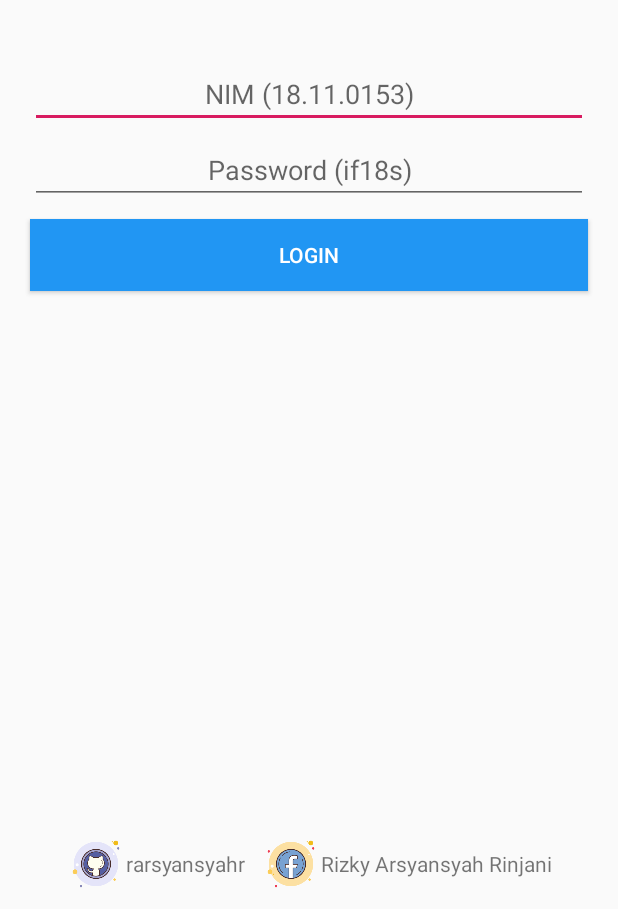
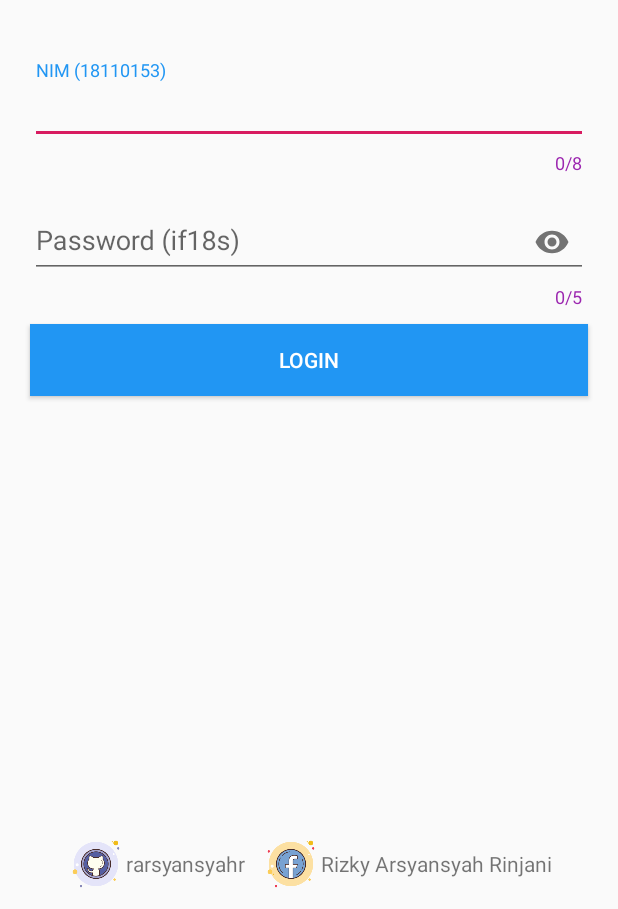
Before and after one commit to rarsyansyahr/hello-world-android, an Android app: the screen it shows after launch (MainActivity), on a phone screen of 412 x 824 dp, the part 327-1236 px from its top. Run offline under Robolectric (Android 15) with nearby library versions, the phone set to English and light mode, and no system bars.

Commit message:
Input Layout

```diff
--- a/app/src/main/AndroidManifest.xml
+++ b/app/src/main/AndroidManifest.xml
@@ -9,6 +9,7 @@
         android:roundIcon="@mipmap/ic_launcher_round"
         android:supportsRtl="true"
         android:theme="@style/AppTheme">
+        <activity android:name=".DashboardActivity"></activity>
         <activity android:name=".MainActivity">
             <intent-filter>
                 <action android:name="android.intent.action.MAIN" />
--- a/app/src/main/java/com/rar/helloworld/MainActivity.java
+++ b/app/src/main/java/com/rar/helloworld/MainActivity.java
@@ -2,36 +2,101 @@ package com.rar.helloworld;
 
 import androidx.appcompat.app.AppCompatActivity;
 
+import android.content.Intent;
 import android.os.Bundle;
+import android.text.Editable;
+import android.text.TextWatcher;
 import android.view.View;
 import android.widget.Button;
 import android.widget.EditText;
 import android.widget.Toast;
 
+import com.google.android.material.textfield.TextInputLayout;
+
 public class MainActivity extends AppCompatActivity {
 
-    String nim = "18.11.0153";
     String password = "if18s";
+
+    public static final String EXTRA_MESSAGE = "com.rar.helloworld.nama";
+    public static final int TEXT_REQUEST = 3;
 
     EditText txtNim;
     EditText txtPassword;
     Button btnLogin;
+    TextInputLayout inlayNim;
+    TextInputLayout inlayPassword;
 
     @Override
     protected void onCreate(Bundle savedInstanceState) {
         super.onCreate(savedInstanceState);
         setContentView(R.layout.activity_main);
 
-        txtNim = (EditText) findViewById(R.id.txtNim);
-        txtPassword  = (EditText) findViewById(R.id.txtPassword);
-        btnLogin = (Button) findViewById(R.id.btnLogin);
+        this.txtNim = (EditText) findViewById(R.id.txtNim);
+        this.txtPassword  = (EditText) findViewById(R.id.txtPassword);
+        this.btnLogin = (Button) findViewById(R.id.btnLogin);
+        this.inlayNim = (TextInputLayout) findViewById(R.id.inlayNim);
+        this.inlayPassword = (TextInputLayout) findViewById(R.id.inlayPassword);
 
-        btnLogin.setOnClickListener(new View.OnClickListener() {
+        this.txtNim.addTextChangedListener(new TextWatcher() {
+            @Override
+            public void beforeTextChanged(CharSequence s, int start, int count, int after) {
+
+            }
+
+            @Override
+            public void onTextChanged(CharSequence s, int start, int before, int count) {
+
+            }
+
+            @Override
+            public void afterTextChanged(Editable s) {
+                int len = inlayNim.getCounterMaxLength();
+                if(s.length() > len)
+                    inlayNim.setError("Max character length is = " + len);
+                else
+                    inlayNim.setError(null);
+            }
+        });
+
+        this.txtPassword.addTextChangedListener(new TextWatcher() {
+            @Override
+            public void beforeTextChanged(CharSequence s, int start, int count, int after) {
+
+            }
+
+            @Override
+            public void onTextChanged(CharSequence s, int start, int before, int count) {
+
+            }
+
+            @Override
+            public void afterTextChanged(Editable s) {
+                int len = inlayPassword.getCounterMaxLength();
+                if(s.length() > len)
+                    inlayNim.setError("Max character length is = " + len);
+                else
+                    inlayNim.setError(null);
+            }
+        });
+
+        this.btnLogin.setOnClickListener(new View.OnClickListener() {
+            @Override
             public void onClick(View v) {
+                String nim = txtNim.getText().toString();
+                String password = txtPassword.getText().toString();
                 String text = "";
 
-                if (txtNim.getText().toString().equals(nim) && txtPassword.getText().toString().equals(password)) {
+                if (nim.equals(nim) && password.equals(password)) {
                     text = "Login Berhasil !";
+                    String nama = "Rizky AR";
+
+                    /*Bundle extras = new Bundle();
+                    extras.putString(this.EXTRA_MESSAGE, nama);*/
+
+                    Intent intent = new Intent(v.getContext(), DashboardActivity.class);
+                    //intent.putExtras(intent);
+                    intent.putExtra(EXTRA_MESSAGE, nama);
+                    startActivity(intent);
                 } else {
                     text = "NIM / Password salah !";
                 }
@@ -42,4 +107,8 @@ public class MainActivity extends AppCompatActivity {
         });
     }
 
+    /*protected void onActivityResult() {
+
+    }*/
+
 }
--- a/app/src/main/res/layout/activity_main.xml
+++ b/app/src/main/res/layout/activity_main.xml
@@ -29,28 +29,53 @@
             android:textSize="20sp"
             android:layout_marginBottom="40dp"/>
 
-        <EditText
+        <com.google.android.material.textfield.TextInputLayout
             android:layout_width="match_parent"
             android:layout_height="wrap_content"
-            android:id="@+id/txtNim"
-            android:inputType="text"
-            android:layout_marginBottom="5dp"
-            android:textAlignment="center"
-            android:hint="NIM (18.11.0153)"
+            android:id="@+id/inlayNim"
+            app:hintAnimationEnabled="true"
+            app:counterEnabled="true"
+            app:counterMaxLength="8"
+            android:layout_marginBottom="10dp"
+            android:layout_marginStart="10dp"
             android:layout_marginEnd="10dp"
-            android:layout_marginStart="10dp"/>
+            app:hintTextAppearance="@style/TextHint"
+            app:counterTextAppearance="@style/CounterText"
+            app:counterOverflowTextAppearance="@style/CounterOverflow"
+            app:errorEnabled="true"
+            app:errorTextAppearance="@style/ErrorText">
+            <com.google.android.material.textfield.TextInputEditText
+                android:layout_width="match_parent"
+                android:layout_height="wrap_content"
+                android:inputType="number"
+                android:digits="1234567890"
+                android:id="@+id/txtNim"
+                android:hint="NIM (18110153)"/>
+        </com.google.android.material.textfield.TextInputLayout>
 
-
-        <EditText
+        <com.google.android.material.textfield.TextInputLayout
             android:layout_width="match_parent"
             android:layout_height="wrap_content"
-            android:id="@+id/txtPassword"
-            android:inputType="textPassword"
+            android:id="@+id/inlayPassword"
+            app:passwordToggleEnabled="true"
+            app:hintAnimationEnabled="true"
+            app:counterEnabled="true"
+            app:counterMaxLength="5"
             android:layout_marginBottom="10dp"
-            android:textAlignment="center"
-            android:hint="Password (if18s)"
+            android:layout_marginStart="10dp"
             android:layout_marginEnd="10dp"
-            android:layout_marginStart="10dp"/>
+            app:hintTextAppearance="@style/TextHint"
+            app:counterTextAppearance="@style/CounterText"
+            app:counterOverflowTextAppearance="@style/CounterOverflow"
+            app:errorEnabled="true"
+            app:errorTextAppearance="@style/ErrorText">
+            <com.google.android.material.textfield.TextInputEditText
+                android:layout_width="match_parent"
+                android:layout_height="wrap_content"
+                android:inputType="textPassword"
+                android:id="@+id/txtPassword"
+                android:hint="Password (if18s)"/>
+        </com.google.android.material.textfield.TextInputLayout>
 
         <Button
             android:layout_width="match_parent"
--- a/app/src/main/res/values/colors.xml
+++ b/app/src/main/res/values/colors.xml
@@ -1,6 +1,9 @@
 <?xml version="1.0" encoding="utf-8"?>
 <resources>
-    <color name="colorPrimary">#008577</color>
+    <color name="colorPrimary">#2196F3</color>
     <color name="colorPrimaryDark">#00574B</color>
     <color name="colorAccent">#D81B60</color>
+    <color name="colorTernary">#9C27B0</color>
+    <color name="colorDanger">#F44336</color>
+    <color name="colorWhite">#FCFCFC</color>
 </resources>
--- a/app/src/main/res/values/styles.xml
+++ b/app/src/main/res/values/styles.xml
@@ -8,4 +8,21 @@
         <item name="colorAccent">@color/colorAccent</item>
     </style>
 
+    <style name="TextHint" parent="TextAppearance.Design.Hint">
+        <item name="android:textColor">@color/colorPrimary</item>
+        <item name="android:typeface">monospace</item>
+    </style>
+
+    <style name="CounterText" parent="TextAppearance.Design.Counter">
+        <item name="android:textColor">@color/colorTernary</item>
+    </style>
+
+    <style name="CounterOverflow" parent="TextAppearance.Design.Counter.Overflow">
+        <item name="android:textColor">@color/colorDanger</item>
+    </style>
+
+    <style name="ErrorText" parent="TextAppearance.Design.Error">
+        <item name="android:textColor">@color/colorDanger</item>
+    </style>
+
 </resources>
```
Also changed, not shown: app/src/main/java/com/rar/helloworld/DashboardActivity.java (added, +59 -0 lines), app/src/main/res/layout/activity_dashboard.xml (added, +60 -0 lines).
